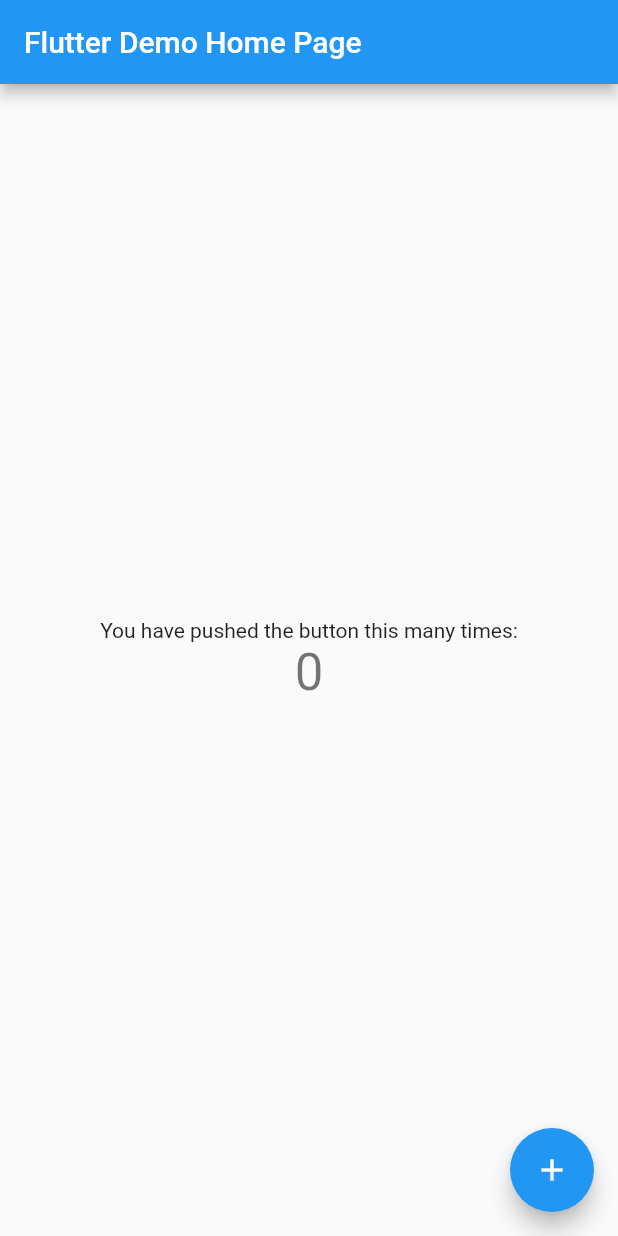
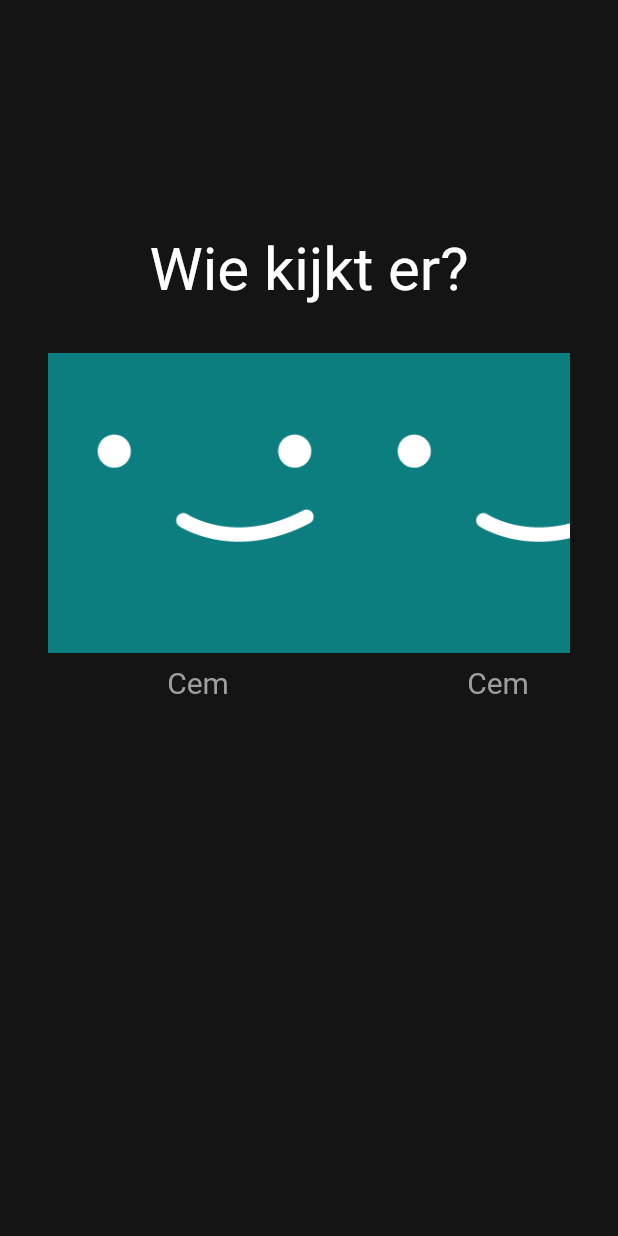
Before and after one commit to cfreemoser/Melvix, a Flutter app: the screen it shows after launch, on a phone screen of 412 x 824 dp. Run offline on Flutter 3.47's test engine with Material 2 defaults, Android fonts, the phone set to English and light mode, and no system bars; our stand-ins replace bloc, flutter_bloc.

Commit message:
Added basic design of profile page

```diff
--- /dev/null
+++ b/lib/bloc/profiles_bloc.dart
@@ -0,0 +1,13 @@
+import 'package:bloc/bloc.dart';
+import 'package:meta/meta.dart';
+
+part 'profiles_event.dart';
+part 'profiles_state.dart';
+
+class ProfilesBloc extends Bloc<ProfilesEvent, ProfilesState> {
+  ProfilesBloc() : super(ProfilesInitial()) {
+    on<ProfilesEvent>((event, emit) {
+      // TODO: implement event handler
+    });
+  }
+}
--- /dev/null
+++ b/lib/bloc/profiles_event.dart
@@ -0,0 +1,4 @@
+part of 'profiles_bloc.dart';
+
+@immutable
+abstract class ProfilesEvent {}
--- /dev/null
+++ b/lib/bloc/profiles_state.dart
@@ -0,0 +1,6 @@
+part of 'profiles_bloc.dart';
+
+@immutable
+abstract class ProfilesState {}
+
+class ProfilesInitial extends ProfilesState {}
--- /dev/null
+++ b/lib/helpers/constants.dart
@@ -0,0 +1,8 @@
+import 'package:flutter/material.dart';
+
+class Constants {
+  static const Color netflix_background = Color.fromRGBO(20, 20, 20, 1);
+
+  // profile page
+  static const String profile_select_text = "Wie kijkt er?";
+}
--- a/lib/main.dart
+++ b/lib/main.dart
@@ -1,4 +1,7 @@
 import 'package:flutter/material.dart';
+import 'package:flutter_bloc/flutter_bloc.dart';
+import 'package:netflix_gallery/bloc/profiles_bloc.dart';
+import 'package:netflix_gallery/pages/profiles.dart';
 
 void main() {
   runApp(const MyApp());
@@ -12,6 +15,13 @@ class MyApp extends StatelessWidget {
   Widget build(BuildContext context) {
     return MaterialApp(
       title: 'Flutter Demo',
+      initialRoute: "/profiles",
+      routes: {
+        "/profiles": (context) => BlocProvider(
+              create: (context) => ProfilesBloc(),
+              child: Profiles(),
+            ),
+      },
       theme: ThemeData(
           // This is the theme of your application.
           //
@@ -23,7 +33,7 @@ class MyApp extends StatelessWidget {
           // Notice that the counter didn't reset back to zero; the application
           // is not restarted.
           primarySwatch: Colors.blue,
-      ),
+          fontFamily: "NetflixSans"),
       home: const MyHomePage(title: 'Flutter Demo Home Page'),
     );
   }
--- /dev/null
+++ b/lib/pages/profiles.dart
@@ -0,0 +1,74 @@
+import 'package:flutter/material.dart';
+import 'package:netflix_gallery/helpers/constants.dart';
+
+class Profiles extends StatelessWidget {
+  @override
+  Widget build(BuildContext context) {
+    return LayoutBuilder(builder: (context, constraints) {
+      return Scaffold(
+        body: SizedBox(
+          height: constraints.minHeight,
+          width: constraints.maxWidth,
+          child: Stack(
+            children: [
+              Container(
+                height: constraints.maxHeight,
+                width: constraints.maxWidth,
+                color: Constants.netflix_background,
+              ),
+              Container(
+                height: constraints.maxHeight,
+                alignment: Alignment.center,
+                child: Column(
+                  mainAxisAlignment: MainAxisAlignment.center,
+                  crossAxisAlignment: CrossAxisAlignment.center,
+                  children: [
+                    const Text(
+                      Constants.profile_select_text,
+                      style: TextStyle(color: Colors.white, fontSize: 40),
+                    ),
+                    Padding(
+                      padding: const EdgeInsets.all(32.0),
+                      child: SizedBox(
+                        height: 400,
+                        width: 400,
+                        child: ListView(
+                          scrollDirection: Axis.horizontal,
+                          children: [ProfileCardWidget(), ProfileCardWidget()],
+                        ),
+                      ),
+                    ),
+                  ],
+                ),
+              )
+            ],
+          ),
+        ),
+      );
+    });
+  }
+}
+
+class ProfileCardWidget extends StatelessWidget {
+  const ProfileCardWidget({
+    Key? key,
+  }) : super(key: key);
+
+  @override
+  Widget build(BuildContext context) {
+    return Column(
+      children: [
+        SizedBox(
+          height: 200,
+          width: 200,
+          child: Image.asset("assets/images/Netflix-avatar.png"),
+        ),
+        const Padding(
+          padding: EdgeInsets.all(8.0),
+          child:
+              Text("Cem", style: TextStyle(color: Colors.grey, fontSize: 20)),
+        ),
+      ],
+    );
+  }
+}
```
Also changed, not shown: assets/fonts/NetflixSansBlack.ttf (added), assets/fonts/NetflixSansBold.ttf (added), assets/fonts/NetflixSansIcon.ttf (added), assets/fonts/NetflixSansLight.ttf (added), assets/fonts/NetflixSansMedium.ttf (added), assets/fonts/NetflixSansRegular.ttf (added), assets/fonts/NetflixSansThin.ttf (added), assets/images/Netflix-avatar.png (added). Lines whose indentation alone changed are shown as unchanged.
